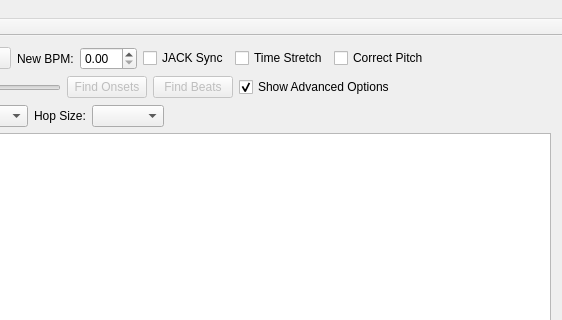
The window that src/mainwindow.ui (rock-hopper/shuriken) describes before a commit, drawn with Qt 5; both pictures show x 316 to 878 and y 0 to 320 of the 878 by 600 pixel window.
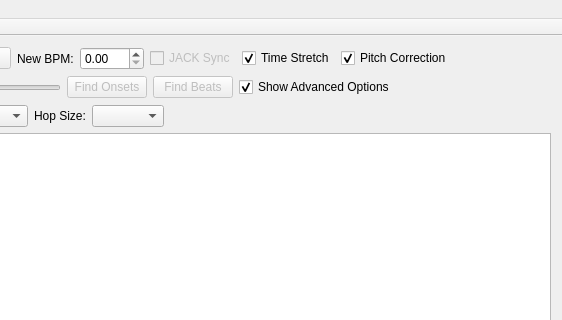
The same window after the commit. Custom widgets are drawn as their Qt base class.

```diff
--- a/src/mainwindow.ui
+++ b/src/mainwindow.ui
@@ -62,10 +62,17 @@
        </widget>
       </item>
       <item>
-       <widget class="QDoubleSpinBox" name="doubleSpinBox"/>
+       <widget class="QDoubleSpinBox" name="doubleSpinBox_NewBPM">
+        <property name="maximum">
+         <double>999.990000000000009</double>
+        </property>
+       </widget>
       </item>
       <item>
        <widget class="QCheckBox" name="checkBox_JackSync">
+        <property name="enabled">
+         <bool>false</bool>
+        </property>
         <property name="layoutDirection">
          <enum>Qt::LeftToRight</enum>
         </property>
@@ -82,6 +89,9 @@
         <property name="text">
          <string>Time Stretch</string>
         </property>
+        <property name="checked">
+         <bool>true</bool>
+        </property>
        </widget>
       </item>
       <item>
@@ -90,7 +100,10 @@
          <enum>Qt::LeftToRight</enum>
         </property>
         <property name="text">
-         <string>Correct Pitch</string>
+         <string>Pitch Correction</string>
+        </property>
+        <property name="checked">
+         <bool>true</bool>
         </property>
        </widget>
       </item>
```
Left out of the diff: 4 changed lines with no effect on the pictures.
